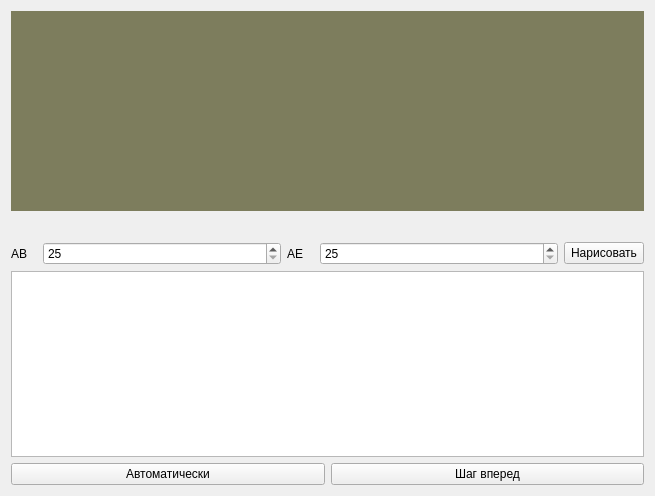
shotInLeg/AutoProof, file autoproof.ui: the form before one commit.
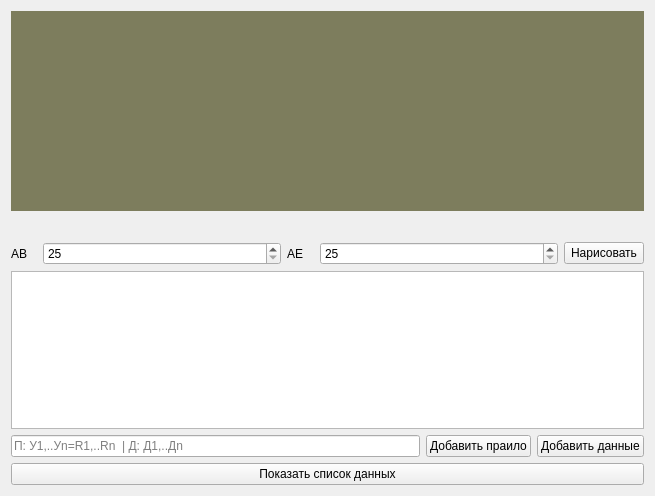
The form after the commit.

Commit message: Fix missing increment, add UI cooperation

```diff
--- a/autoproof.ui
+++ b/autoproof.ui
@@ -104,21 +104,35 @@
         <number>0</number>
        </property>
        <item>
-        <widget class="QPushButton" name="bAuto">
-         <property name="text">
-          <string>Автоматически</string>
+        <widget class="QLineEdit" name="lineEdit">
+         <property name="placeholderText">
+          <string>П: У1,..Уn=R1,..Rn  | Д: Д1,..Дn</string>
          </property>
         </widget>
        </item>
        <item>
         <widget class="QPushButton" name="bSend">
          <property name="text">
-          <string>Шаг вперед</string>
+          <string>Добавить праило</string>
+         </property>
+        </widget>
+       </item>
+       <item>
+        <widget class="QPushButton" name="bAuto">
+         <property name="text">
+          <string>Добавить данные</string>
          </property>
         </widget>
        </item>
       </layout>
      </item>
+     <item>
+      <widget class="QPushButton" name="pushButton">
+       <property name="text">
+        <string>Показать список данных</string>
+       </property>
+      </widget>
+     </item>
     </layout>
    </item>
   </layout>
```
The commit also changes 3 other files.
